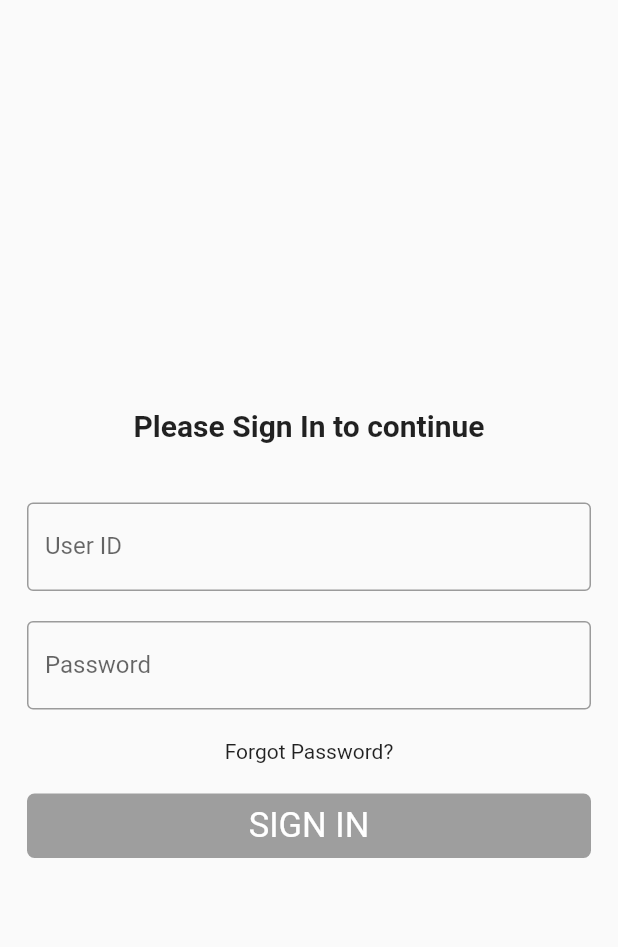
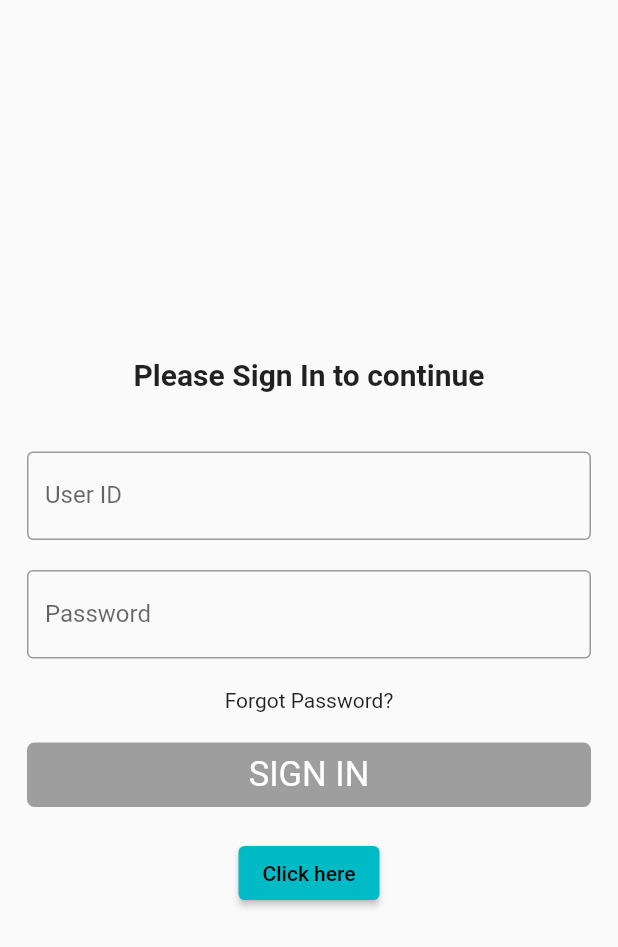
Before and after one commit to mayankSoni07/flutter_redux_boilerplate_practice, a Flutter app: the screen it shows after launch, on a phone screen of 412 x 824 dp. Shown: the top 947 px of the screen. Run offline on Flutter 3.47's test engine with Material 2 defaults, Android fonts, the phone set to English and light mode, and no system bars; our stand-ins replace bot_toast, fluttertoast, localstorage, rxdart.

Commit message:
bot_toast implemented, primary swatch color added

```diff
--- a/lib/Widgets/signIn.dart
+++ b/lib/Widgets/signIn.dart
@@ -1,7 +1,8 @@
+import 'package:bot_toast/bot_toast.dart';
 import 'package:flutter/material.dart';
 import 'package:new_app/bloc/signIn_bloc.dart';
 import 'package:provider/provider.dart';
-import 'package:localstorage/localstorage.dart';
+// import 'package:localstorage/localstorage.dart';
 
 class SignIn extends StatefulWidget {
   SignIn({Key key}) : super(key: key);
@@ -62,6 +63,7 @@ class _SignInState extends State<SignIn> {
               builder: (context, snapshot) => Padding(
                 padding: EdgeInsets.symmetric(horizontal: 10, vertical: 10),
                 child: TextField(
+                  obscureText: true,
                   onChanged: bloc.changeLoginPassword,
                   decoration: InputDecoration(
                       errorText: snapshot.error,
@@ -75,6 +77,17 @@ class _SignInState extends State<SignIn> {
                 padding: EdgeInsets.symmetric(horizontal: 10, vertical: 10),
                 child: Text('Forgot Password?', textAlign: TextAlign.right)),
             _submitButton(),
+            Padding(
+                padding: EdgeInsets.symmetric(horizontal: 10, vertical: 10),
+                child: ElevatedButton(
+                    onPressed: () => {
+                          print('clidked'),
+                          BotToast.showText(
+                            text: "xxxx",
+                            contentColor: Colors.green,
+                          )
+                        },
+                    child: Text("Click here")))
           ],
         ),
       ),
--- a/lib/main.dart
+++ b/lib/main.dart
@@ -1,3 +1,4 @@
+import 'package:bot_toast/bot_toast.dart';
 import 'package:flutter/material.dart';
 import 'package:localstorage/localstorage.dart';
 import 'package:new_app/widgets/signIn.dart';
@@ -7,29 +8,67 @@ import 'package:new_app/bloc/signIn_bloc.dart';
 import 'Widgets/forgotPassword.dart';
 
 void main() {
-  runApp(MyApp());
+  runApp(Main());
+}
+
+// The Firstmost class to run.
+class Main extends StatelessWidget {
+  @override
+  Widget build(BuildContext context) {
+    // Toaster Wrapper
+    return MaterialApp(
+      builder: BotToastInit(),
+      title: 'Mayank Soni',
+      navigatorObservers: [BotToastNavigatorObserver()],
+      home: MyApp(),
+    );
+  }
 }
 
 class MyApp extends StatelessWidget {
   // This widget is the root of your application.
   @override
   Widget build(BuildContext context) {
+    // Localstorage instance to access localstorage
     final LocalStorage storage = new LocalStorage('localstorage_app');
+    // All providers declaration here
     return MultiProvider(
       providers: [
         Provider<LoginBloc>(create: (context) => LoginBloc()),
       ],
       child: MaterialApp(
         title: 'Flutter Demo',
+        /**
+         * Initial route according to token in localstorage.
+         * If token available home screen should show else signin screen.
+         */
         initialRoute:
             storage.getItem('token') == true ? '/forgotpassword' : '/signin',
+        // Routes declaration
         routes: {
           '/forgotpassword': (context) => ForgotPassword(),
           '/signin': (context) => SignIn(),
         },
+        /**
+         * Color(0xFF00BAC6) is showing error when assigned to primarySwitch directly, It is only accepting Colors.red type.
+         * So below is the solution.
+         */
         theme: ThemeData(
-          primarySwatch: Colors.blue,
-        ),
+            primarySwatch: const MaterialColor(
+          0xFF00BAC6,
+          const <int, Color>{
+            50: const Color(0xFF00BAC6),
+            100: const Color(0xFF00BAC6),
+            200: const Color(0xFF00BAC6),
+            300: const Color(0xFF00BAC6),
+            400: const Color(0xFF00BAC6),
+            500: const Color(0xFF00BAC6),
+            600: const Color(0xFF00BAC6),
+            700: const Color(0xFF00BAC6),
+            800: const Color(0xFF00BAC6),
+            900: const Color(0xFF00BAC6),
+          },
+        )),
       ),
     );
   }
--- a/pubspec.yaml
+++ b/pubspec.yaml
@@ -27,7 +27,8 @@ dependencies:
   provider: any
   localstorage: any
   http: any
-  fluttertoast: ^8.0.6
+  bot_toast: ^3.0.5
+
 
   # The following adds the Cupertino Icons font to your application.
   # Use with the CupertinoIcons class for iOS style icons.
```
Also changed, not shown: lib/bloc/signIn_bloc.dart (+11 -14 lines), 1 other file.
